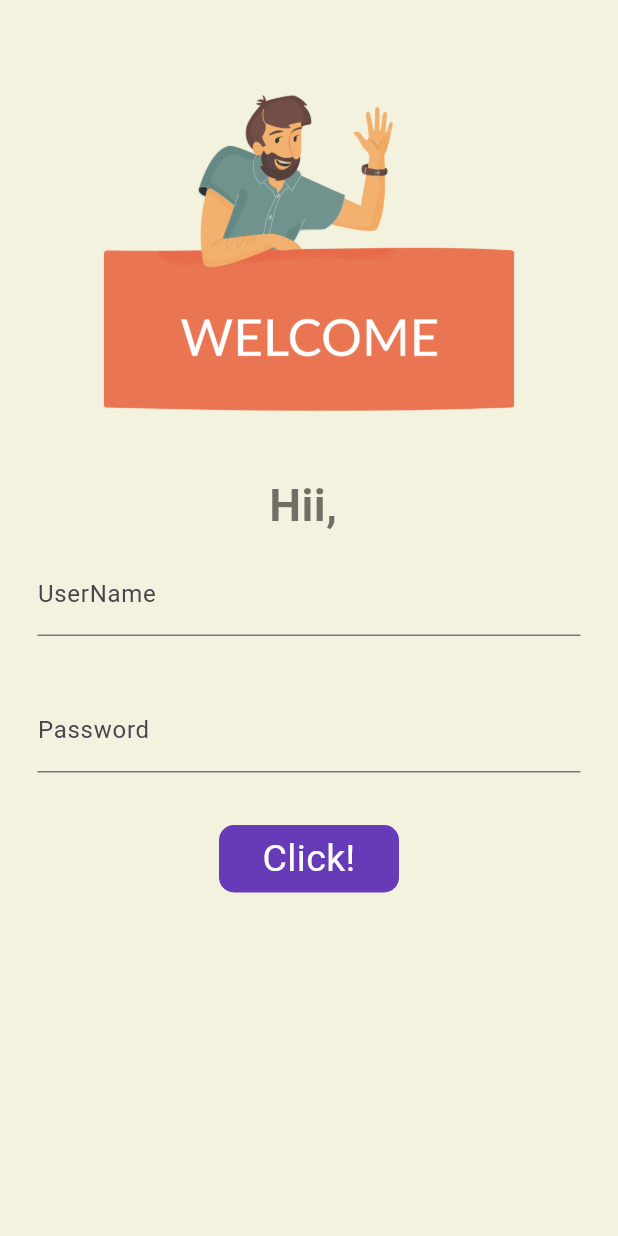
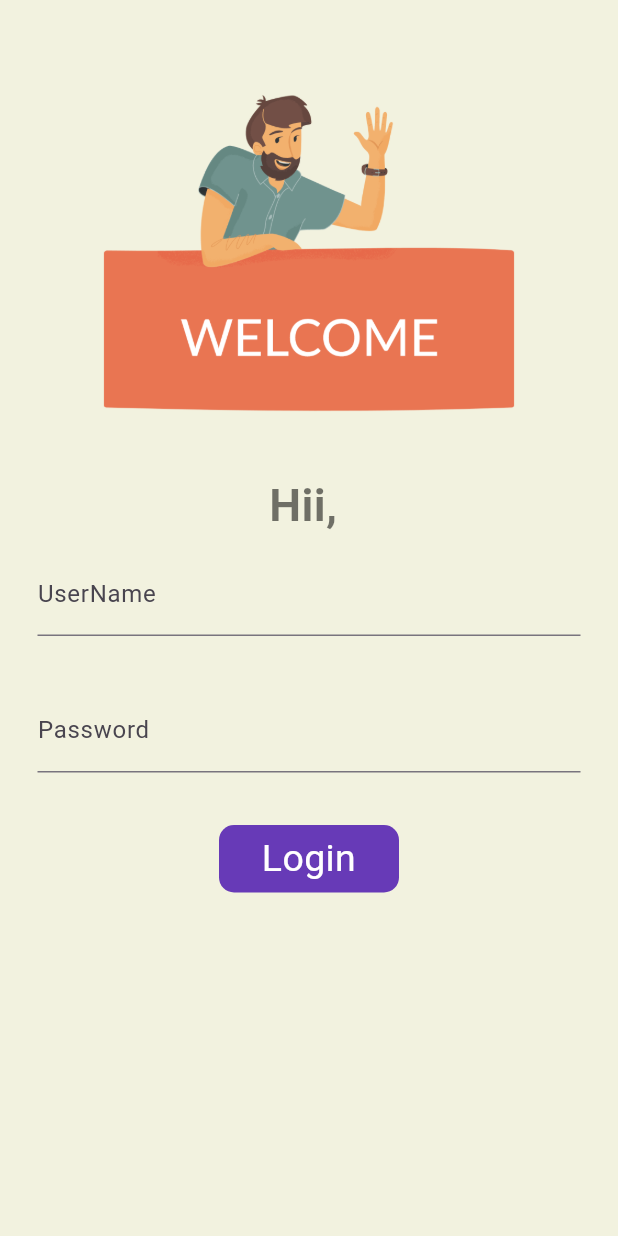
Before and after one commit to Rohit-Varshney001/Flutter_Prac, a Flutter app: the screen it shows after launch, on a phone screen of 412 x 824 dp. Run offline on Flutter 3.47's test engine with Material 3 defaults, Android fonts, the phone set to English and light mode, and no system bars; our stand-ins replace firebase_core; missing offline and left inert: dart:ffi; accounts and stored records are empty; project files that could hold a hidden picture were left out.

Commit message:
custom widget for button

```diff
--- a/routes_navigation/lib/pages/login.dart
+++ b/routes_navigation/lib/pages/login.dart
@@ -1,5 +1,6 @@
 import 'package:flutter/material.dart';
 import 'package:routes_navigation/pages/homePage.dart';
+import 'package:routes_navigation/widgets/my_buttons.dart';
 
 class LoginPage extends StatefulWidget {
   const LoginPage({super.key});
@@ -54,30 +55,35 @@ class _LoginPageState extends State<LoginPage> {
               ),
               SizedBox(height: 25,),
 
-              InkWell(
-                onTap: () async{
-                  setState(() {
-                    changedButton = true;
-                  });
-                  await Future.delayed(Duration(seconds: 1));
-                  Navigator.pushNamed(context, "/homepage");
-                },
-                child: AnimatedContainer(
-                  height: 45,
-                  width: changedButton ? 80: 120,
-                  // color: Colors.purple,
-                  child: Center(child:
-                  changedButton? Icon(Icons.done, color: Colors.white,) : Text("Click!", textAlign: TextAlign.center,style: TextStyle(
-                    color: Colors.white,
-                    fontSize: 25
-                  ),
-                  )),
-                  decoration: BoxDecoration(
-                    color: Colors.deepPurple,
-                    borderRadius: BorderRadius.circular(changedButton? 50 :10),
-                  ), duration: Duration(seconds: 1),
-                ),
-              )
+              // Created Button on custom Widget
+              // InkWell(
+              //   onTap: () async{
+              //     setState(() {
+              //       changedButton = true;
+              //     });
+              //     await Future.delayed(Duration(seconds: 1));
+              //     Navigator.pushNamed(context, "/homepage");
+              //   },
+              //   child: AnimatedContainer(
+              //     height: 45,
+              //     width: changedButton ? 80: 120,
+              //     // color: Colors.purple,
+              //     child: Center(child:
+              //     changedButton? Icon(Icons.done, color: Colors.white,) : Text("Click!", textAlign: TextAlign.center,style: TextStyle(
+              //       color: Colors.white,
+              //       fontSize: 25
+              //     ),
+              //     )),
+              //     decoration: BoxDecoration(
+              //       color: Colors.deepPurple,
+              //       borderRadius: BorderRadius.circular(changedButton? 50 :10),
+              //     ), duration: Duration(seconds: 1),
+              //   ),
+              // ),
+              MyButton(buttonText: "Login", routeName: "/homepage",flag: false, onPressed: () {
+                // Add your custom logic here
+                print("Button Clicked!");
+              },)
 
           ],
 
--- /dev/null
+++ b/routes_navigation/lib/widgets/my_buttons.dart
@@ -0,0 +1,64 @@
+import 'package:flutter/material.dart';
+
+class MyButton extends StatefulWidget {
+  // const MyButton({super.key});
+  final String buttonText;
+  final String routeName;
+  final VoidCallback onPressed;
+  final bool flag;
+
+  MyButton({
+    Key? key,
+    required this.buttonText,
+    required this.routeName,
+    required this.onPressed,
+    required this.flag,
+  }) : super(key: key);
+
+  @override
+  State<MyButton> createState() => _MyButtonState();
+}
+
+class _MyButtonState extends State<MyButton> {
+  bool changedButton = false;
+
+  @override
+  Widget build(BuildContext context) {
+    return InkWell(
+      onTap: () async {
+        if (!widget.flag) {
+          // If flag is false, do not navigate
+          print("Flag is false, button not clicked!");
+          return;
+        }
+        setState(() {
+          changedButton = true;
+        });
+        await Future.delayed(Duration(seconds: 1));
+        widget.onPressed(); // Execute the provided callback
+        Navigator.pushNamed(context, widget.routeName);
+      },
+      child: AnimatedContainer(
+        height: 45,
+        width: changedButton ? 80 : 120,
+        child: Center(
+          child: changedButton
+              ? Icon(Icons.done, color: Colors.white,)
+              : Text(
+            widget.buttonText,
+            textAlign: TextAlign.center,
+            style: TextStyle(
+              color: Colors.white,
+              fontSize: 25,
+            ),
+          ),
+        ),
+        decoration: BoxDecoration(
+          color: Colors.deepPurple,
+          borderRadius: BorderRadius.circular(changedButton ? 50 : 10),
+        ),
+        duration: Duration(seconds: 1),
+      ),
+    );
+  }
+}
```
